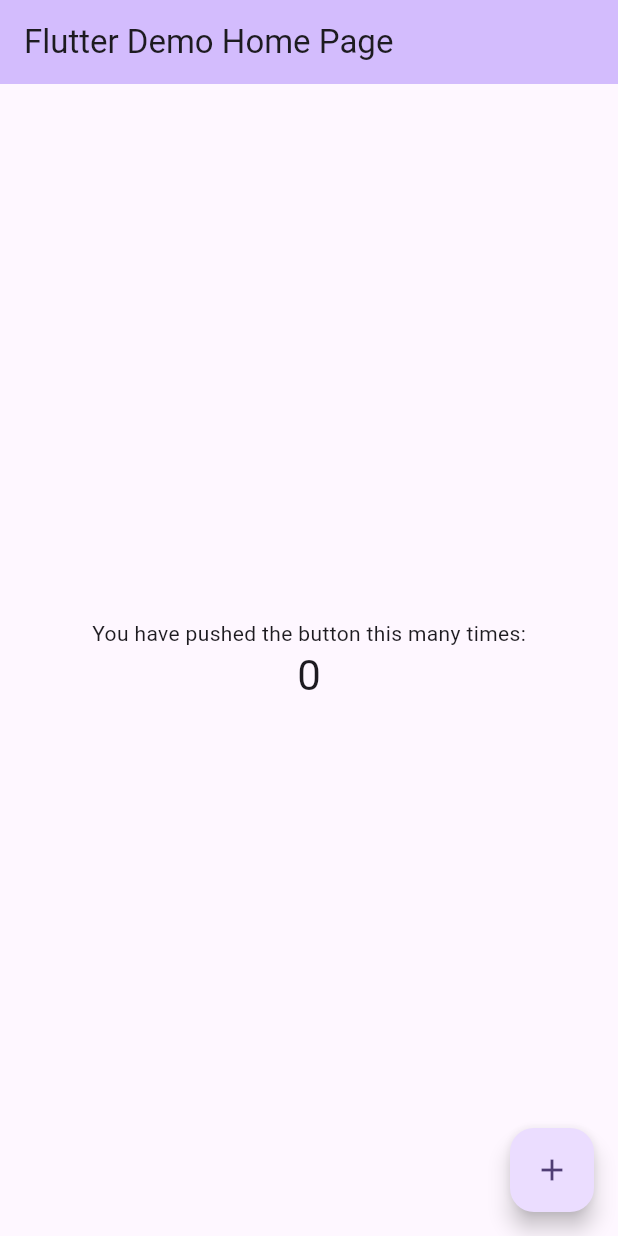
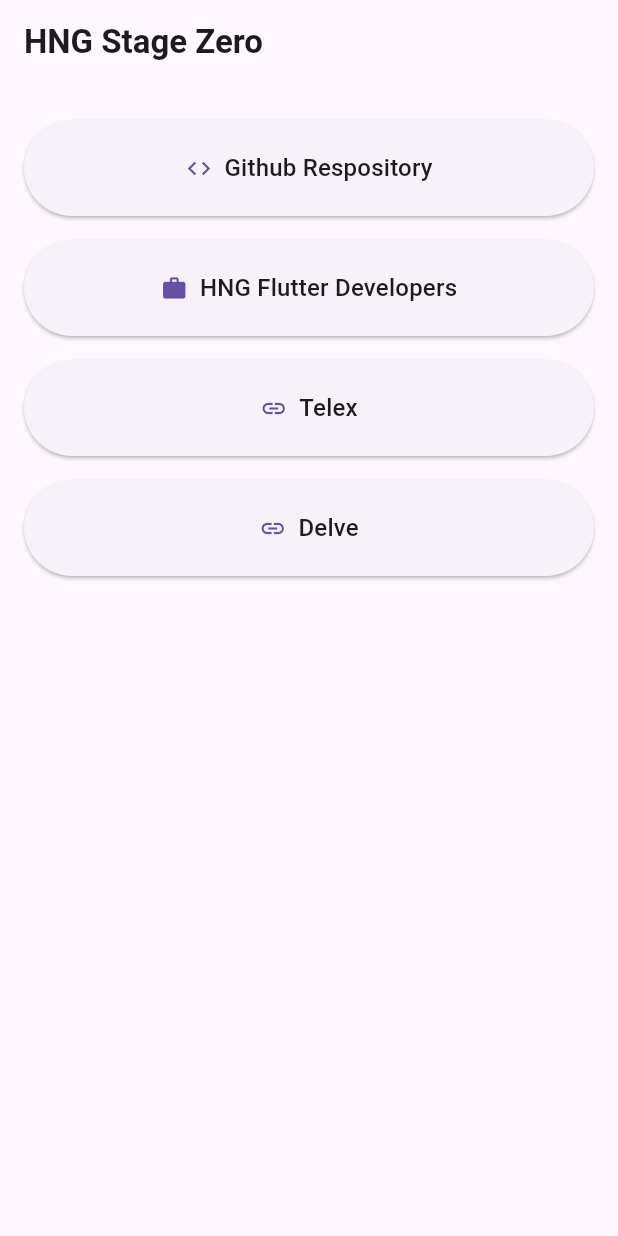
Before and after one commit to dotunv/hng12-projects, a Flutter app: the screen it shows after launch, on a phone screen of 412 x 824 dp. Run offline on Flutter 3.47's test engine with Material 3 defaults, Android fonts, the phone set to English and light mode, and no system bars.

Commit message:
basic ui done

```diff
--- /dev/null
+++ b/stage_zero/lib/app_screen.dart
@@ -0,0 +1,83 @@
+import 'package:flutter/material.dart';
+import 'package:url_launcher/url_launcher.dart';
+
+class AppScreen extends StatelessWidget {
+  const AppScreen({super.key});
+
+  Future<void> _launchURL(Uri url) async {
+    if (!await launchUrl(url, mode: LaunchMode.externalApplication)) {
+      throw Exception('Could not launch $url');
+    }
+  }
+
+  @override
+  Widget build(BuildContext context) {
+    return Scaffold(
+        appBar: AppBar(
+          title: const Text(
+            'HNG Stage Zero',
+            style: TextStyle(fontWeight: FontWeight.bold),
+          ),
+        ),
+        body: Padding(
+          padding: const EdgeInsets.all(16.0),
+          child: Column(
+            children: [
+              _LinkButton(
+                icon: Icons.code,
+                label: 'Github Respository',
+                onPressed: () => _launchURL(
+                    Uri.parse('https://github.com/dotunv/hng12-projects')),
+              ),
+              _LinkButton(
+                icon: Icons.work,
+                label: 'HNG Flutter Developers',
+                onPressed: () => _launchURL(
+                    Uri.parse('https://hng.tech/hire/flutter-developers')),
+              ),
+              _LinkButton(
+                icon: Icons.link,
+                label: 'Telex',
+                onPressed: () => _launchURL(Uri.parse('https://telex.im')),
+              ),
+              _LinkButton(
+                icon: Icons.link,
+                label: 'Delve',
+                onPressed: () => _launchURL(Uri.parse('https://delve.fun')),
+              ),
+            ]
+                .map((e) => Padding(
+                    padding: const EdgeInsets.symmetric(vertical: 8), child: e))
+                .toList(),
+          ),
+        ));
+  }
+}
+
+class _LinkButton extends StatelessWidget {
+  final IconData icon;
+  final String label;
+  final VoidCallback onPressed;
+
+  const _LinkButton({
+    required this.icon,
+    required this.label,
+    required this.onPressed,
+    super.key,
+  });
+
+  @override
+  Widget build(BuildContext context) {
+    return ElevatedButton.icon(
+      icon: Icon(icon),
+      label: Text(
+        label,
+        style: Theme.of(context).textTheme.titleMedium,
+      ),
+      onPressed: onPressed,
+      style: ElevatedButton.styleFrom(
+          padding: const EdgeInsets.symmetric(vertical: 20, horizontal: 24),
+          minimumSize: const Size(double.infinity, 0)),
+    );
+  }
+}
--- a/stage_zero/lib/main.dart
+++ b/stage_zero/lib/main.dart
@@ -1,125 +1,18 @@
 import 'package:flutter/material.dart';
+import 'package:stage_zero/app_screen.dart';
 
 void main() {
   runApp(const MyApp());
 }
 
+
 class MyApp extends StatelessWidget {
   const MyApp({super.key});
 
-  // This widget is the root of your application.
   @override
   Widget build(BuildContext context) {
-    return MaterialApp(
-      title: 'Flutter Demo',
-      theme: ThemeData(
-        // This is the theme of your application.
-        //
-        // TRY THIS: Try running your application with "flutter run". You'll see
-        // the application has a purple toolbar. Then, without quitting the app,
-        // try changing the seedColor in the colorScheme below to Colors.green
-        // and then invoke "hot reload" (save your changes or press the "hot
-        // reload" button in a Flutter-supported IDE, or press "r" if you used
-        // the command line to start the app).
-        //
-        // Notice that the counter didn't reset back to zero; the application
-        // state is not lost during the reload. To reset the state, use hot
-        // restart instead.
-        //
-        // This works for code too, not just values: Most code changes can be
-        // tested with just a hot reload.
-        colorScheme: ColorScheme.fromSeed(seedColor: Colors.deepPurple),
-        useMaterial3: true,
-      ),
-      home: const MyHomePage(title: 'Flutter Demo Home Page'),
+    return const MaterialApp(
+      home: AppScreen(),
     );
   }
 }
-
-class MyHomePage extends StatefulWidget {
-  const MyHomePage({super.key, required this.title});
-
-  // This widget is the home page of your application. It is stateful, meaning
-  // that it has a State object (defined below) that contains fields that affect
-  // how it looks.
-
-  // This class is the configuration for the state. It holds the values (in this
-  // case the title) provided by the parent (in this case the App widget) and
-  // used by the build method of the State. Fields in a Widget subclass are
-  // always marked "final".
-
-  final String title;
-
-  @override
-  State<MyHomePage> createState() => _MyHomePageState();
-}
-
-class _MyHomePageState extends State<MyHomePage> {
-  int _counter = 0;
-
-  void _incrementCounter() {
-    setState(() {
-      // This call to setState tells the Flutter framework that something has
-      // changed in this State, which causes it to rerun the build method below
-      // so that the display can reflect the updated values. If we changed
-      // _counter without calling setState(), then the build method would not be
-      // called again, and so nothing would appear to happen.
-      _counter++;
-    });
-  }
-
-  @override
-  Widget build(BuildContext context) {
-    // This method is rerun every time setState is called, for instance as done
-    // by the _incrementCounter method above.
-    //
-    // The Flutter framework has been optimized to make rerunning build methods
-    // fast, so that you can just rebuild anything that needs updating rather
-    // than having to individually change instances of widgets.
-    return Scaffold(
-      appBar: AppBar(
-        // TRY THIS: Try changing the color here to a specific color (to
-        // Colors.amber, perhaps?) and trigger a hot reload to see the AppBar
-        // change color while the other colors stay the same.
-        backgroundColor: Theme.of(context).colorScheme.inversePrimary,
-        // Here we take the value from the MyHomePage object that was created by
-        // the App.build method, and use it to set our appbar title.
-        title: Text(widget.title),
-      ),
-      body: Center(
-        // Center is a layout widget. It takes a single child and positions it
-        // in the middle of the parent.
-        child: Column(
-          // Column is also a layout widget. It takes a list of children and
-          // arranges them vertically. By default, it sizes itself to fit its
-          // children horizontally, and tries to be as tall as its parent.
-          //
-          // Column has various properties to control how it sizes itself and
-          // how it positions its children. Here we use mainAxisAlignment to
-          // center the children vertically; the main axis here is the vertical
-          // axis because Columns are vertical (the cross axis would be
-          // horizontal).
-          //
-          // TRY THIS: Invoke "debug painting" (choose the "Toggle Debug Paint"
-          // action in the IDE, or press "p" in the console), to see the
-          // wireframe for each widget.
-          mainAxisAlignment: MainAxisAlignment.center,
-          children: <Widget>[
-            const Text(
-              'You have pushed the button this many times:',
-            ),
-            Text(
-              '$_counter',
-              style: Theme.of(context).textTheme.headlineMedium,
-            ),
-          ],
-        ),
-      ),
-      floatingActionButton: FloatingActionButton(
-        onPressed: _incrementCounter,
-        tooltip: 'Increment',
-        child: const Icon(Icons.add),
-      ), // This trailing comma makes auto-formatting nicer for build methods.
-    );
-  }
-}
--- a/stage_zero/pubspec.yaml
+++ b/stage_zero/pubspec.yaml
@@ -35,6 +35,7 @@ dependencies:
   # The following adds the Cupertino Icons font to your application.
   # Use with the CupertinoIcons class for iOS style icons.
   cupertino_icons: ^1.0.8
+  url_launcher: ^6.3.1
 
 dev_dependencies:
   flutter_test:
```
Also changed, not shown: 6 other files.
